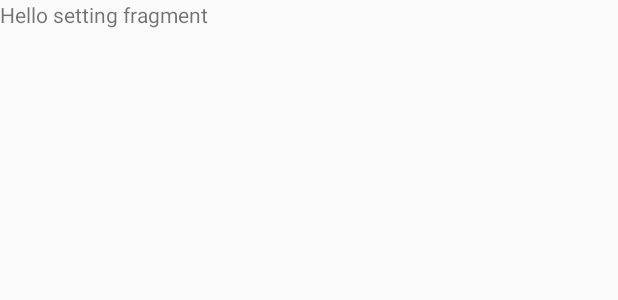
After one commit to tryslu/Taccount, an Android app: the layout fragment_setting.xml on its own in the app's theme, with its tools: preview values and no code run, on a phone screen of 412 x 824 dp. The commit adds this screen. Shown: the top 300 px of the screen. Run offline under Robolectric (Android 15) with nearby library versions, the phone set to English and light mode, and no system bars.

Commit message:
Add last two Fragments. Add StatisticsFragments and SettingFragment with its layout. Add MenuItem in EventActivity.

```diff
--- /dev/null
+++ b/app/src/main/res/layout/fragment_setting.xml
@@ -0,0 +1,13 @@
+<FrameLayout xmlns:android="http://schemas.android.com/apk/res/android"
+    xmlns:tools="http://schemas.android.com/tools"
+    android:layout_width="match_parent"
+    android:layout_height="match_parent"
+    tools:context="tw.louislu.taccount.SettingFragment">
+
+    <!-- TODO: Update blank fragment layout -->
+    <TextView
+        android:layout_width="match_parent"
+        android:layout_height="match_parent"
+        android:text="@string/hello_setting_fragment" />
+
+</FrameLayout>
--- a/app/src/main/res/values/strings.xml
+++ b/app/src/main/res/values/strings.xml
@@ -26,4 +26,6 @@
     <!-- TODO: Remove or change this placeholder text -->
     <string name="hello_expenses_fragment">Hello expenses fragment</string>
     <string name="hello_wallet_fragment">Hello wallet fragment</string>
+    <string name="hello_statistics_fragment">Hello statistics fragment</string>
+    <string name="hello_setting_fragment">Hello setting fragment</string>
 </resources>
```
Also changed, not shown: app/src/main/java/tw/louislu/taccount/EventActivity.java (+43 -5 lines), app/src/main/java/tw/louislu/taccount/SettingFragment.java (added, +39 -0 lines), app/src/main/java/tw/louislu/taccount/StatisticsFragment.java (added, +39 -0 lines), app/src/main/res/layout/fragment_statistics.xml (added, +13 -0 lines).
